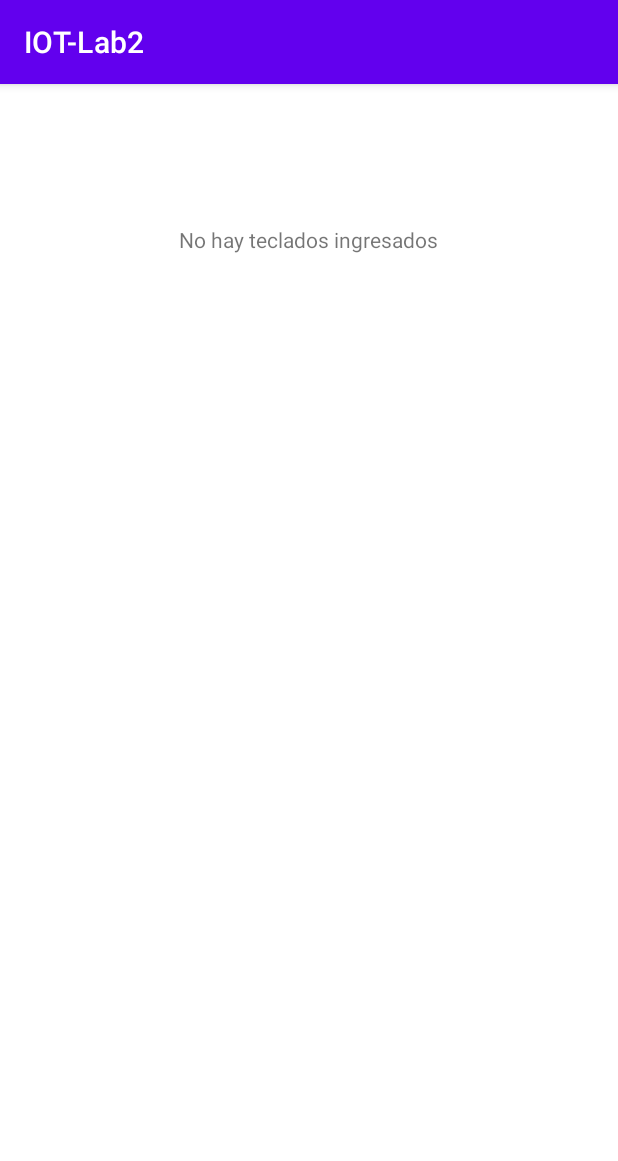
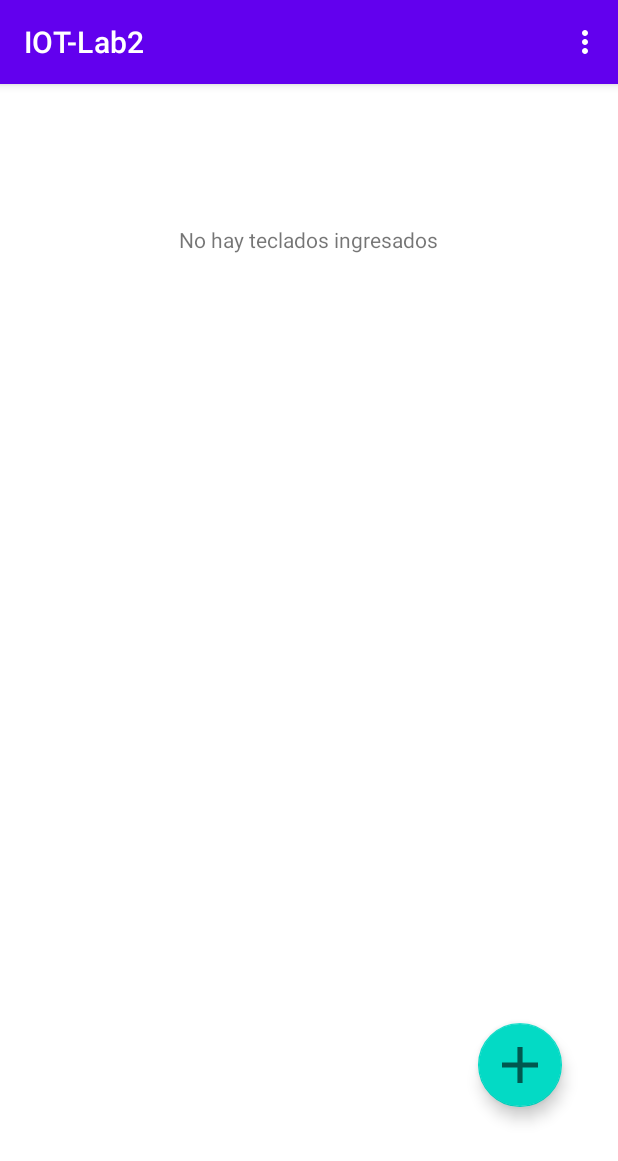
Before and after one commit to PercyDLR/IOT-Lab2, an Android app: the TecladoActivity screen opened directly, with no data from a screen before it, on a phone screen of 412 x 824 dp. Shown: the top 1161 px of the screen. Run offline under Robolectric (Android 15) with nearby library versions, the phone set to English and light mode, and no system bars.

Commit message:
vista teclado

```diff
--- a/app/src/main/java/com/example/iot_lab2/TecladoActivity.java
+++ b/app/src/main/java/com/example/iot_lab2/TecladoActivity.java
@@ -3,6 +3,7 @@ package com.example.iot_lab2;
 import androidx.appcompat.app.AppCompatActivity;
 
 import android.os.Bundle;
+import android.view.Menu;
 
 public class TecladoActivity extends AppCompatActivity {
 
@@ -10,5 +11,14 @@ public class TecladoActivity extends AppCompatActivity {
     protected void onCreate(Bundle savedInstanceState) {
         super.onCreate(savedInstanceState);
         setContentView(R.layout.activity_teclado);
+
+
     }
+
+    @Override
+    public boolean onCreateOptionsMenu(Menu menu){
+        getMenuInflater().inflate(R.menu.menu_teclado,menu);
+        return true;
+    }
+
 }
--- a/app/src/main/res/layout/activity_teclado.xml
+++ b/app/src/main/res/layout/activity_teclado.xml
@@ -17,4 +17,17 @@
         app:layout_constraintStart_toStartOf="parent"
         app:layout_constraintTop_toTopOf="parent"
         app:layout_constraintVertical_bias="0.126" />
+
+    <com.google.android.material.floatingactionbutton.FloatingActionButton
+        android:id="@+id/floatingActionButton"
+        android:layout_width="wrap_content"
+        android:layout_height="wrap_content"
+        android:clickable="true"
+        app:layout_constraintBottom_toBottomOf="parent"
+        app:layout_constraintEnd_toEndOf="parent"
+        app:layout_constraintHorizontal_bias="0.895"
+        app:layout_constraintStart_toStartOf="parent"
+        app:layout_constraintTop_toTopOf="parent"
+        app:layout_constraintVertical_bias="0.879"
+        app:srcCompat="@drawable/ic_action_add_computer" />
 </androidx.constraintlayout.widget.ConstraintLayout>
--- /dev/null
+++ b/app/src/main/res/mipmap-anydpi-v26/ic_float_teclado.xml
@@ -0,0 +1,5 @@
+<?xml version="1.0" encoding="utf-8"?>
+<adaptive-icon xmlns:android="http://schemas.android.com/apk/res/android">
+    <background android:drawable="@color/ic_float_teclado_background"/>
+    <foreground android:drawable="@drawable/ic_float_teclado_foreground"/>
+</adaptive-icon>
--- /dev/null
+++ b/app/src/main/res/mipmap-anydpi-v26/ic_float_teclado_round.xml
@@ -0,0 +1,5 @@
+<?xml version="1.0" encoding="utf-8"?>
+<adaptive-icon xmlns:android="http://schemas.android.com/apk/res/android">
+    <background android:drawable="@color/ic_float_teclado_background"/>
+    <foreground android:drawable="@drawable/ic_float_teclado_foreground"/>
+</adaptive-icon>
--- /dev/null
+++ b/app/src/main/res/values/ic_float_teclado_background.xml
@@ -0,0 +1,4 @@
+<?xml version="1.0" encoding="utf-8"?>
+<resources>
+    <color name="ic_float_teclado_background">#F9FCFA</color>
+</resources>
```
Also changed, not shown: app/src/main/ic_float_teclado-playstore.png (added), app/src/main/res/mipmap-hdpi/ic_float_teclado.png (added), app/src/main/res/mipmap-hdpi/ic_float_teclado_round.png (added), app/src/main/res/mipmap-mdpi/ic_float_teclado.png (added), app/src/main/res/mipmap-mdpi/ic_float_teclado_round.png (added), app/src/main/res/mipmap-xhdpi/ic_float_teclado.png (added), app/src/main/res/mipmap-xhdpi/ic_float_teclado_round.png (added), app/src/main/res/mipmap-xxhdpi/ic_float_teclado.png (added), app/src/main/res/mipmap-xxhdpi/ic_float_teclado_round.png (added), app/src/main/res/mipmap-xxxhdpi/ic_float_teclado.png (added), app/src/main/res/mipmap-xxxhdpi/ic_float_teclado_round.png (added).
